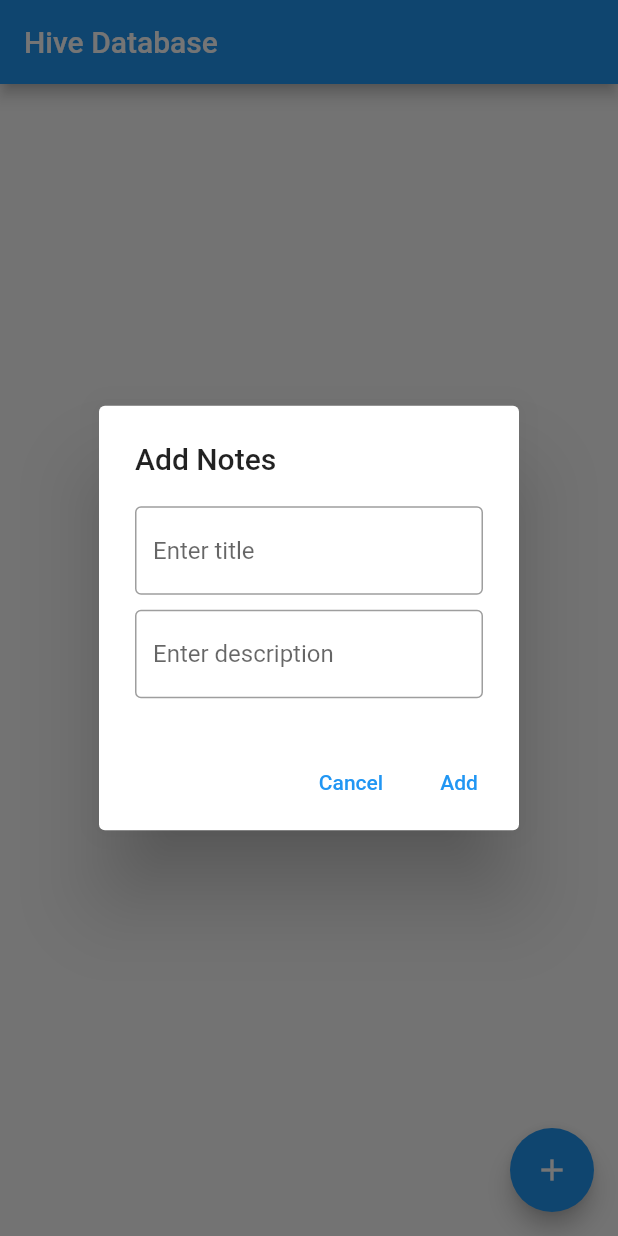
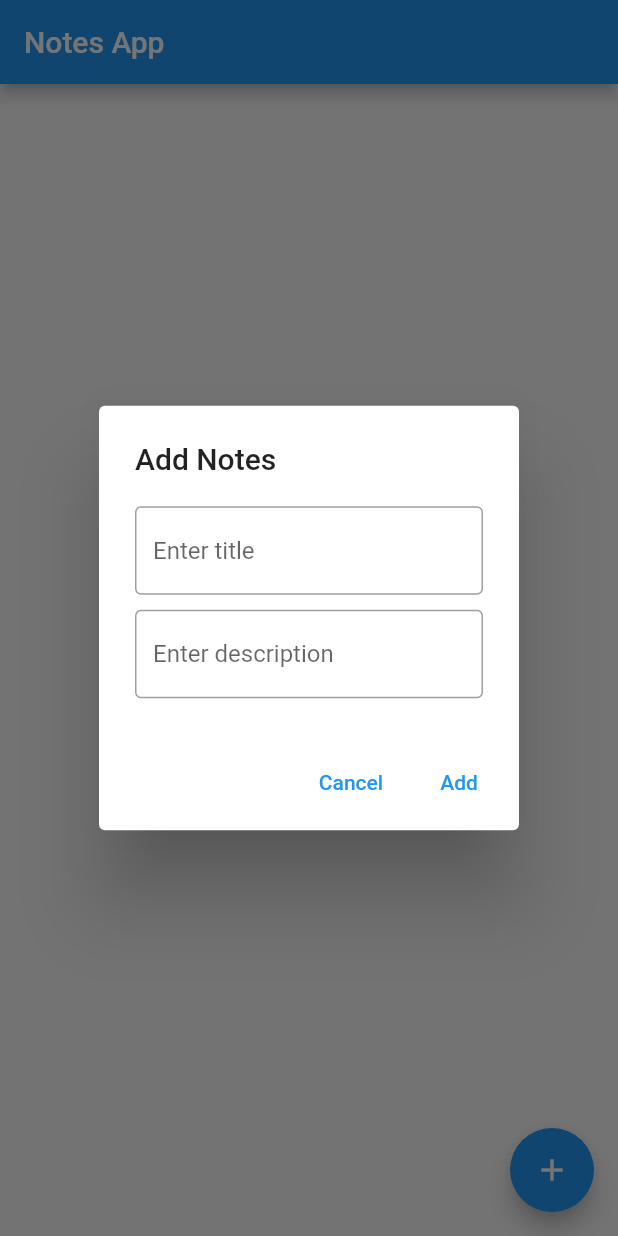
Before and after one commit to mdsomad/Flutter-Hive-NoSQL-Local-Storage-Database, a Flutter app: the screen it shows after launch, after a tap on the "add" icon, on a phone screen of 412 x 824 dp. Run offline on Flutter 3.47's test engine with Material 2 defaults, Android fonts, the light colour scheme and no system bars; our stand-ins replace hive, hive_flutter; accounts and stored records are empty.

Commit message:
Notes App Data Display

```diff
--- a/lib/Home_Screen.dart
+++ b/lib/Home_Screen.dart
@@ -2,6 +2,7 @@ import 'package:flutter/material.dart';
 import 'package:flutter_hive_nosql_local_storage_database/Boxes/boxes.dart';
 import 'package:flutter_hive_nosql_local_storage_database/models/notes_model.dart';
 import 'package:hive/hive.dart';
+import 'package:hive_flutter/adapters.dart';
 
 
 
@@ -22,27 +23,39 @@ final descriptionController = TextEditingController();
   Widget build(BuildContext context) {
     return Scaffold(
       appBar: AppBar(
-        title: Text("Hive Database"),
+        title: Text("Notes App"),
       ),
 
 
-      body: Column(
-        children: [
-          FutureBuilder(
-            future: Hive.openBox("Somad") ,
-            builder:(context, snapshot) {
+      body: ValueListenableBuilder<Box<NotesModel>>(
+         valueListenable: Boxes.getData().listenable(),
+         builder:(context, box, _){
+           var data = box.values.toList().cast<NotesModel>();
 
-            return Column(
-              children: [
+           return ListView.builder(
+            reverse: true,
+            shrinkWrap: true,
+            itemCount: box.length,
+            itemBuilder:(context, index) {
+              return Card(
+                child:Padding(
+                  padding: const EdgeInsets.symmetric(vertical: 15,horizontal: 10),
+                  child: Column(
+                    mainAxisAlignment: MainAxisAlignment.start,
+                    crossAxisAlignment: CrossAxisAlignment.start,
+                    children: [
+                        Text(data[index].title.toString()),
+                        Text(data[index].description.toString())
+                    ],
+                  ),
+                ),
+              );
+
+           },);
+      },),
 
 
 
-              ],
-            );
-
-          },)
-        ],
-      ),
 
 
       floatingActionButton: FloatingActionButton(onPressed: ()async{
@@ -109,6 +122,7 @@ Future<void> _showdMydialog(){
         data.save();
         titleController.clear();
         descriptionController.clear();
+        Navigator.pop(context);
 
 
         }, child:Text("Add"))
```
Also changed, not shown: 1 other file.
